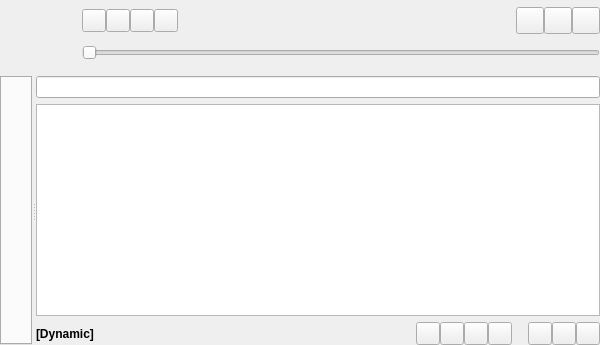
First picture: the form in gui/mainwindow.ui, repository polpo/cantata-mac, before the edit.
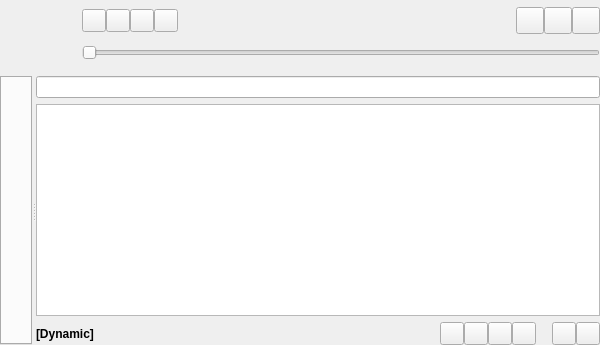
Second picture: the form after the edit. Custom widgets are drawn as their Qt base class.

Commit message: Remove 'Add Stream' button from main window

What changed in the file:
```diff
--- a/gui/mainwindow.ui
+++ b/gui/mainwindow.ui
@@ -267,9 +267,6 @@
            </property>
           </spacer>
          </item>
-         <item>
-          <widget class="ToolButton" name="addStreamToPlayQueuePushButton"/>
-         </item>
          <item>
           <widget class="ToolButton" name="savePlayQueuePushButton"/>
          </item>
```
The commit also changes 2 other files.
